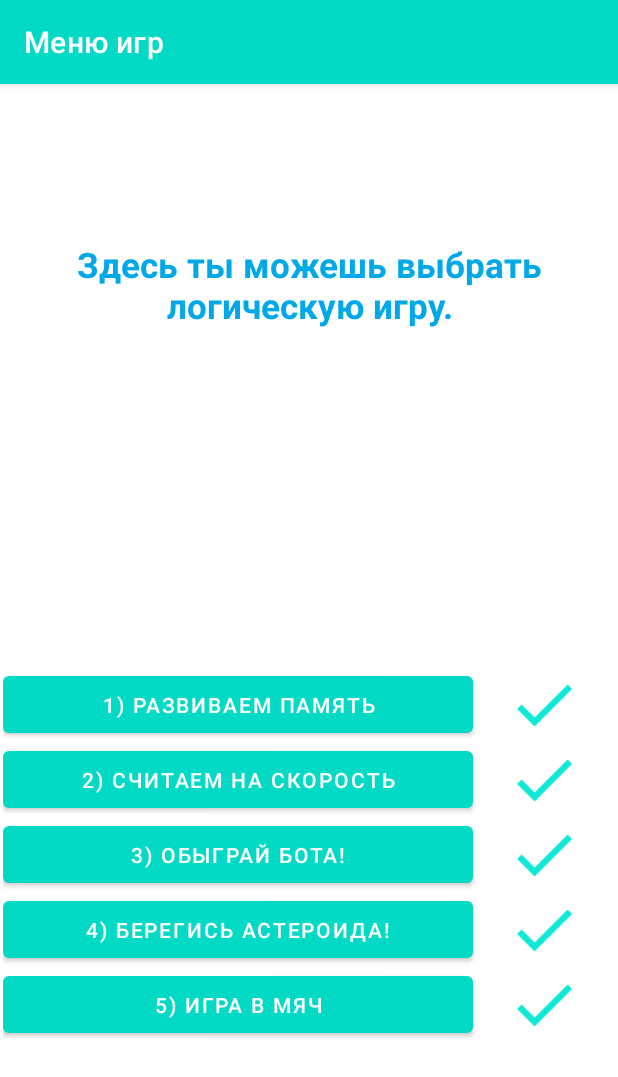
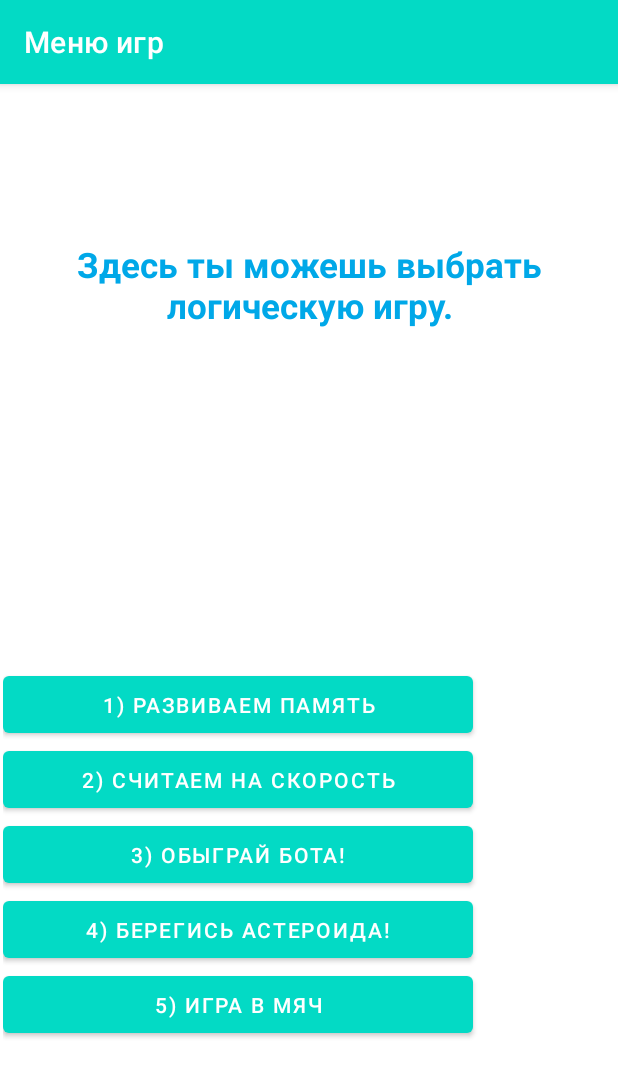
Before and after one commit to meow100sm/LogicLab1, an Android app: the MenuActivity screen opened directly, with no data from a screen before it, on a phone screen of 412 x 824 dp. Shown: the top 1077 px of the screen. Run offline under Robolectric (Android 15) with nearby library versions, the phone set to English and light mode, and no system bars.

Commit message:
салам попалам

```diff
--- a/app/src/main/java/space/drobyshev/logiclab/DBHelper.java
+++ b/app/src/main/java/space/drobyshev/logiclab/DBHelper.java
@@ -58,6 +58,8 @@ public class DBHelper extends SQLiteOpenHelper {
     }
 
 
+
+
     public Boolean checkEmail(String email) {
         SQLiteDatabase db = this.getWritableDatabase();
         Cursor cursor = db.rawQuery("select * from users where email=?", new String[] {email});
--- a/app/src/main/java/space/drobyshev/logiclab/GameMath/MathGameActivity.java
+++ b/app/src/main/java/space/drobyshev/logiclab/GameMath/MathGameActivity.java
@@ -10,8 +10,11 @@ import android.widget.Button;
 import android.widget.ProgressBar;
 import android.widget.TextView;
 
+import java.sql.Array;
+
 import space.drobyshev.logiclab.GameMath.MathGame;
 import space.drobyshev.logiclab.R;
+import space.drobyshev.logiclab.util.MyPreferencesUtil;
 
 public class MathGameActivity extends AppCompatActivity {
 
@@ -53,6 +56,7 @@ public class MathGameActivity extends AppCompatActivity {
     protected void onCreate(Bundle savedInstanceState) {
         super.onCreate(savedInstanceState);
         setContentView(R.layout.activity_game_math);
+        MyPreferencesUtil.putBooleanValue(this, "Game1", true);
 
         btn_start = findViewById(R.id.btn_start);
         btn_answer0 = findViewById(R.id.btn_answer0);
--- a/app/src/main/java/space/drobyshev/logiclab/MenuActivity.java
+++ b/app/src/main/java/space/drobyshev/logiclab/MenuActivity.java
@@ -3,21 +3,60 @@ package space.drobyshev.logiclab;
 import androidx.appcompat.app.AppCompatActivity;
 
 import android.content.Intent;
+import android.content.SharedPreferences;
 import android.os.Bundle;
+import android.preference.PreferenceManager;
 import android.view.View;
 import android.widget.Button;
+import android.widget.ImageView;
 
 import space.drobyshev.logiclab.GameAsteroid.GameAsteroidActivity;
 import space.drobyshev.logiclab.GameBall.GameBallActivity;
 import space.drobyshev.logiclab.GameMath.MathGameActivity;
 import space.drobyshev.logiclab.GameMemory.MemoryGame;
 import space.drobyshev.logiclab.GamePlusMinus.PlusMinusGameActivity;
+import space.drobyshev.logiclab.util.MyPreferencesUtil;
 
 public class MenuActivity extends AppCompatActivity {
     @Override
     protected void onCreate(Bundle savedInstanceState) {
         super.onCreate(savedInstanceState);
         setContentView(R.layout.activity_menuu);
+
+
+        boolean game1 = MyPreferencesUtil.getBooleanValue(this, "GAME1", false);
+        boolean game2 = MyPreferencesUtil.getBooleanValue(this, "GAME2", false);
+        boolean game3 = MyPreferencesUtil.getBooleanValue(this, "GAME3", false);
+        boolean game4 = MyPreferencesUtil.getBooleanValue(this, "GAME4", false);
+        boolean game5 = MyPreferencesUtil.getBooleanValue(this, "GAME5", false);
+
+
+        if (game1 == true){
+            ImageView complete1 = findViewById(R.id.complete_game1);
+            complete1.setVisibility(View.VISIBLE);
+        }
+
+        if (game2 == true){
+            ImageView complete2 = findViewById(R.id.complete_game2);
+            complete2.setVisibility(View.VISIBLE);
+        }
+
+        if (game3 == true){
+            ImageView complete3 = findViewById(R.id.complete_game3);
+            complete3.setVisibility(View.VISIBLE);
+        }
+
+        if (game4 == true){
+            ImageView complete4 = findViewById(R.id.complete_game4);
+            complete4.setVisibility(View.VISIBLE);
+        }
+
+        if (game5 == true){
+            ImageView complete5 = findViewById(R.id.complete_game5);
+            complete5.setVisibility(View.VISIBLE);
+        }
+
+
 
         Button memory_game = findViewById(R.id.memory_game);
         memory_game.setOnClickListener(new View.OnClickListener() {
@@ -58,6 +97,10 @@ public class MenuActivity extends AppCompatActivity {
                 openGameBallActivity();
             }
         });
+
+
+
+
     }
     public void openMemoryGameActivity() {
         Intent intent = new Intent(this, MemoryGame.class);
@@ -84,4 +127,5 @@ public class MenuActivity extends AppCompatActivity {
     }
 
 
+
 }
--- a/app/src/main/res/layout/activity_menuu.xml
+++ b/app/src/main/res/layout/activity_menuu.xml
@@ -53,6 +53,7 @@
                 android:layout_width="wrap_content"
                 android:layout_height="match_parent"
                 android:layout_weight="1"
+                android:visibility="invisible"
                 app:srcCompat="@drawable/ic_check_24" />
         </LinearLayout>
 
@@ -73,6 +74,7 @@
                 android:layout_width="wrap_content"
                 android:layout_height="match_parent"
                 android:layout_weight="1"
+                android:visibility="invisible"
                 app:srcCompat="@drawable/ic_check_24" />
         </LinearLayout>
 
@@ -91,8 +93,9 @@
             <ImageView
                 android:id="@+id/complete_game3"
                 android:layout_width="wrap_content"
-                android:layout_height="match_parent"
+                android:layout_height="60dp"
                 android:layout_weight="1"
+                android:visibility="invisible"
                 app:srcCompat="@drawable/ic_check_24" />
         </LinearLayout>
 
@@ -113,6 +116,7 @@
                 android:layout_width="wrap_content"
                 android:layout_height="match_parent"
                 android:layout_weight="1"
+                android:visibility="invisible"
                 app:srcCompat="@drawable/ic_check_24" />
         </LinearLayout>
 
@@ -133,6 +137,7 @@
                 android:layout_width="wrap_content"
                 android:layout_height="match_parent"
                 android:layout_weight="1"
+                android:visibility="invisible"
                 app:srcCompat="@drawable/ic_check_24" />
         </LinearLayout>
     </LinearLayout>
```
Also changed, not shown: app/src/main/java/space/drobyshev/logiclab/util/MyPreferencesUtil.java (+28 -1 lines).
